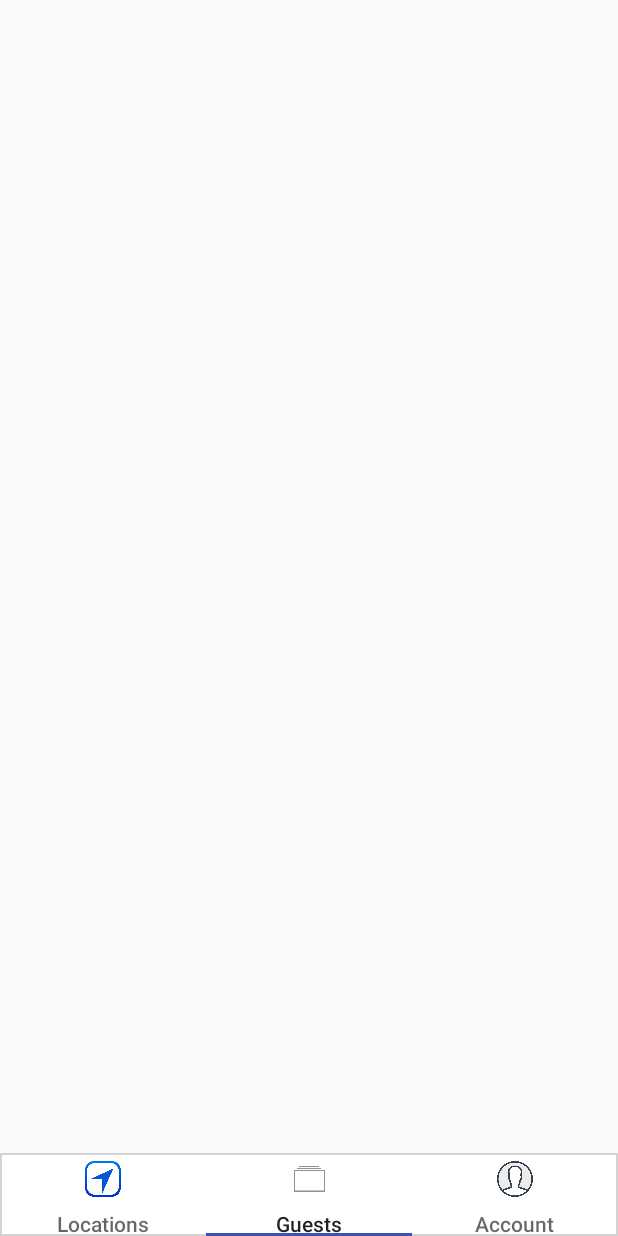
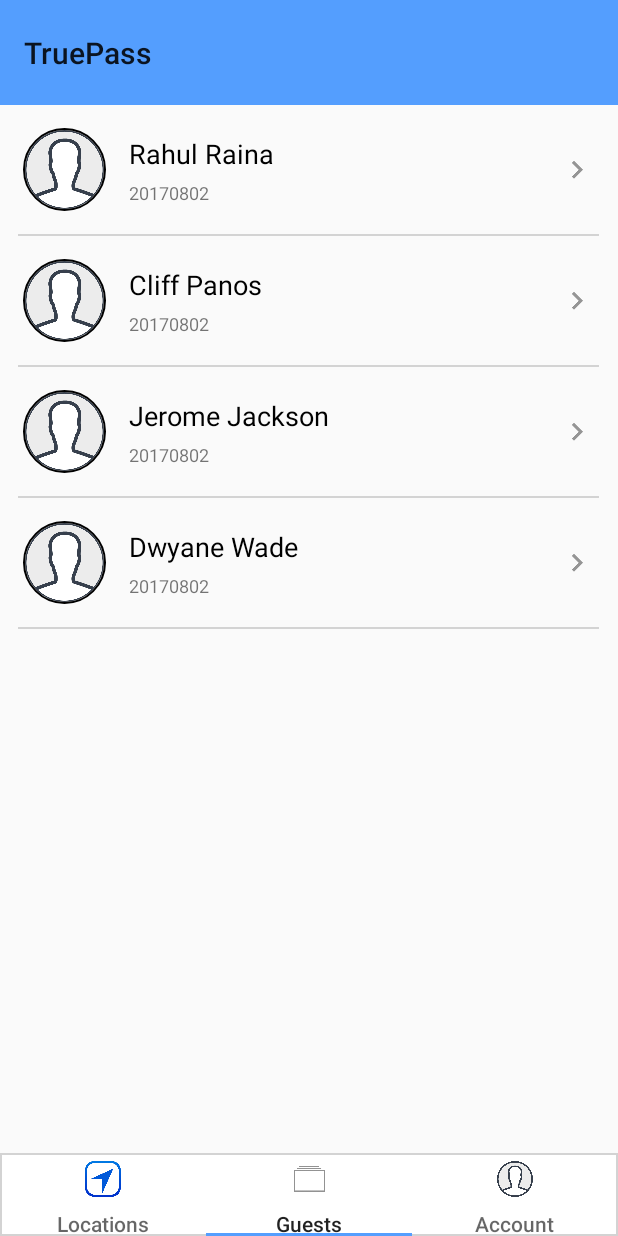
Before and after one commit to cliffpanos/True-Pass-Android, an Android app: the screen it shows after launch (MainActivity), item 2 of the bottom bar chosen, on a phone screen of 412 x 824 dp. Run offline under Robolectric (Android 15) with nearby library versions, the phone set to English and light mode, and no system bars; our stand-ins replace CircleImageView.

Commit message:
Added the Guest RecyclerList to the Guest Fragment

```diff
--- a/TruePass/app/src/main/java/com/cliffpanos/truepass/Activity/MainActivity.java
+++ b/TruePass/app/src/main/java/com/cliffpanos/truepass/Activity/MainActivity.java
@@ -1,26 +1,13 @@
 package com.cliffpanos.truepass.Activity;
 
 import android.os.Bundle;
-import android.support.design.widget.FloatingActionButton;
-import android.support.design.widget.Snackbar;
 import android.support.v4.app.FragmentManager;
 import android.support.v4.app.FragmentTransaction;
-import android.view.View;
-import android.support.design.widget.NavigationView;
-import android.support.v4.view.GravityCompat;
-import android.support.v4.widget.DrawerLayout;
-import android.support.v7.app.ActionBarDrawerToggle;
 import android.support.v7.app.AppCompatActivity;
 import android.support.v7.widget.Toolbar;
-import android.view.Menu;
-import android.view.MenuItem;
 
 import com.cliffpanos.truepass.Fragment.TabFragment;
 import com.cliffpanos.truepass.R;
-
-import static com.cliffpanos.truepass.R.styleable.FloatingActionButton;
-import static com.cliffpanos.truepass.R.styleable.NavigationView;
-import static com.cliffpanos.truepass.R.styleable.Toolbar;
 
 public class MainActivity extends AppCompatActivity {
 
@@ -35,6 +22,10 @@ public class MainActivity extends AppCompatActivity {
         tabFragmentManager = getSupportFragmentManager();
         tabFragmentTransaction = tabFragmentManager.beginTransaction();
         tabFragmentTransaction.replace(R.id.containerView, new TabFragment()).commit();
+
+        Toolbar toolbar = (Toolbar) findViewById(R.id.toolbar);
+        toolbar.setTitle("TruePass");
+        setSupportActionBar(toolbar);
     }
 
 }
--- /dev/null
+++ b/TruePass/app/src/main/java/com/cliffpanos/truepass/Adapter/GuestListAdapter.java
@@ -0,0 +1,58 @@
+package com.cliffpanos.truepass.Adapter;
+
+
+import android.support.v7.widget.RecyclerView;
+import android.view.LayoutInflater;
+import android.view.View;
+import android.view.ViewGroup;
+import android.widget.ImageView;
+import android.widget.TextView;
+
+import com.cliffpanos.truepass.Object.Guest;
+import com.cliffpanos.truepass.R;
+
+import java.util.List;
+import java.util.Locale;
+
+public class GuestListAdapter extends RecyclerView.Adapter<GuestListAdapter.GuestListViewHolder> {
+
+    private List<Guest> guestList;
+
+    public GuestListAdapter(List<Guest> guestList) {
+        this.guestList = guestList;
+    }
+
+    @Override
+    public GuestListViewHolder onCreateViewHolder(ViewGroup parent, int viewType) {
+        View itemView = LayoutInflater.from(parent.getContext()).inflate(R.layout.guest_passes_row, parent, false);
+        return new GuestListViewHolder(itemView);
+    }
+
+    @Override
+    public void onBindViewHolder(GuestListViewHolder viewHolder, int position) {
+        Guest guest = guestList.get(position);
+        viewHolder.guestName.setText(guest.getGuestName());
+        viewHolder.guestImage.setImageBitmap(guest.getGuestImage());
+        String dateText = String.format(Locale.getDefault(), "%d", guest.getGuestPassDateCreated());
+        viewHolder.guestPassDateCreated.setText(dateText);
+    }
+
+    @Override
+    public int getItemCount() {
+        return guestList.size();
+    }
+
+
+    public class GuestListViewHolder extends RecyclerView.ViewHolder {
+        public TextView guestName;
+        public ImageView guestImage;
+        public TextView guestPassDateCreated;
+
+        public GuestListViewHolder(View view) {
+            super(view);
+            guestName = (TextView) view.findViewById(R.id.guest_name);
+            guestImage = (ImageView) view.findViewById(R.id.guest_image);
+            guestPassDateCreated = (TextView) view.findViewById(R.id.guest_pass_date_created);
+        }
+    }
+}
--- a/TruePass/app/src/main/java/com/cliffpanos/truepass/Fragment/GuestsFragment.java
+++ b/TruePass/app/src/main/java/com/cliffpanos/truepass/Fragment/GuestsFragment.java
@@ -1,18 +1,61 @@
 package com.cliffpanos.truepass.Fragment;
 
+import android.graphics.Bitmap;
+import android.graphics.BitmapFactory;
 import android.os.Bundle;
 import android.support.v4.app.Fragment;
+import android.support.v7.widget.DefaultItemAnimator;
+import android.support.v7.widget.LinearLayoutManager;
+import android.support.v7.widget.RecyclerView;
 import android.view.LayoutInflater;
 import android.view.View;
 import android.view.ViewGroup;
 
+import com.cliffpanos.truepass.Adapter.GuestListAdapter;
+import com.cliffpanos.truepass.Object.Guest;
 import com.cliffpanos.truepass.R;
 
+import java.util.ArrayList;
+import java.util.List;
+
 public class GuestsFragment extends Fragment {
+
+    private List<Guest> guestList;
+    private RecyclerView recyclerView;
+    private GuestListAdapter guestListAdapter;
 
 
     @Override
     public View onCreateView(LayoutInflater inflater, ViewGroup container, Bundle savedInstanceState) {
-        return inflater.inflate(R.layout.guest_passes_fragment, container, false);
+        View view = inflater.inflate(R.layout.guest_passes_fragment, container, false);
+
+        guestList = new ArrayList<>();
+
+        recyclerView = (RecyclerView) view.findViewById(R.id.guest_passes_recycler_view);
+        guestListAdapter = new GuestListAdapter(guestList);
+        RecyclerView.LayoutManager layoutManager = new LinearLayoutManager(getActivity().getApplicationContext());
+        recyclerView.setLayoutManager(layoutManager);
+        recyclerView.setItemAnimator(new DefaultItemAnimator());
+        recyclerView.setAdapter(guestListAdapter);
+
+        prepareDummyGuestPassList();
+
+        return view;
+    }
+
+    public void prepareDummyGuestPassList() {
+        Bitmap dummyImage1 = BitmapFactory.decodeResource(getResources(), R.drawable.account_icon);
+
+        Guest rahul = new Guest("Rahul Raina", dummyImage1, 20170802);
+        Guest cliff = new Guest("Cliff Panos", dummyImage1, 20170802);
+        Guest jerome = new Guest("Jerome Jackson", dummyImage1, 20170802);
+        Guest wade = new Guest("Dwyane Wade", dummyImage1, 20170802);
+
+        guestList.add(rahul);
+        guestList.add(cliff);
+        guestList.add(jerome);
+        guestList.add(wade);
+
+        guestListAdapter.notifyDataSetChanged();
     }
 }
--- /dev/null
+++ b/TruePass/app/src/main/java/com/cliffpanos/truepass/Object/Guest.java
@@ -0,0 +1,31 @@
+package com.cliffpanos.truepass.Object;
+
+import android.graphics.Bitmap;
+import android.support.annotation.NonNull;
+
+public class Guest {
+
+    @NonNull private final String guestName;
+    @NonNull private final Bitmap guestImage;
+    private final int guestPassDateCreated;
+
+    public Guest(@NonNull String guestName, @NonNull Bitmap guestImage, int guestPassDateCreated) {
+        this.guestName = guestName;
+        this.guestImage = guestImage;
+        this.guestPassDateCreated = guestPassDateCreated;
+    }
+
+    @NonNull
+    public String getGuestName() {
+        return guestName;
+    }
+
+    @NonNull
+    public Bitmap getGuestImage() {
+        return guestImage;
+    }
+
+    public int getGuestPassDateCreated() {
+        return guestPassDateCreated;
+    }
+}
--- a/TruePass/app/src/main/res/layout/activity_main.xml
+++ b/TruePass/app/src/main/res/layout/activity_main.xml
@@ -7,11 +7,11 @@
     android:layout_height="match_parent"
     android:orientation="vertical">
 
-    <!--<android.support.v7.widget.Toolbar-->
-        <!--android:layout_width="match_parent"-->
-        <!--android:layout_height="70dp"-->
-        <!--android:background="@color/colorPrimary"-->
-        <!--android:id="@+id/toolbar"/>-->
+    <android.support.v7.widget.Toolbar
+        android:layout_width="match_parent"
+        android:layout_height="70dp"
+        android:background="@color/colorPrimary"
+        android:id="@+id/toolbar"/>
 
     <FrameLayout
         android:layout_width="match_parent"
--- a/TruePass/app/src/main/res/layout/guest_passes_row.xml
+++ b/TruePass/app/src/main/res/layout/guest_passes_row.xml
@@ -27,7 +27,7 @@
         android:textColor="#000000"
         android:text="Clifford Panos"/>
     <TextView
-        android:id="@+id/pass_date_created"
+        android:id="@+id/guest_pass_date_created"
         android:layout_width="wrap_content"
         android:layout_height="wrap_content"
         android:layout_alignLeft="@+id/guest_name"
--- a/TruePass/app/src/main/res/values/colors.xml
+++ b/TruePass/app/src/main/res/values/colors.xml
@@ -1,6 +1,6 @@
 <?xml version="1.0" encoding="utf-8"?>
 <resources>
-    <color name="colorPrimary">#3F51B5</color>
-    <color name="colorPrimaryDark">#303F9F</color>
+    <color name="colorPrimary">#549EFE</color>
+    <color name="colorPrimaryDark">#549EFE</color>
     <color name="colorAccent">#FF4081</color>
 </resources>
```
